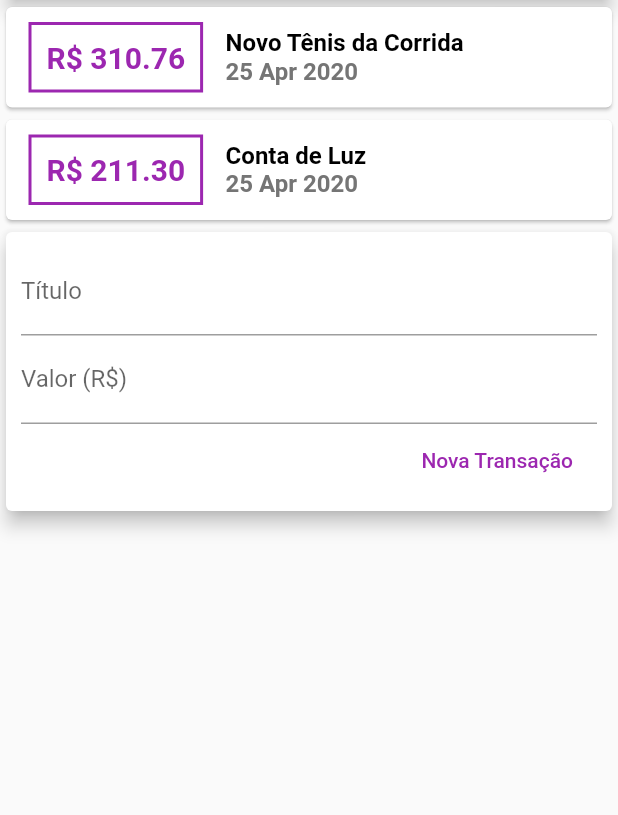
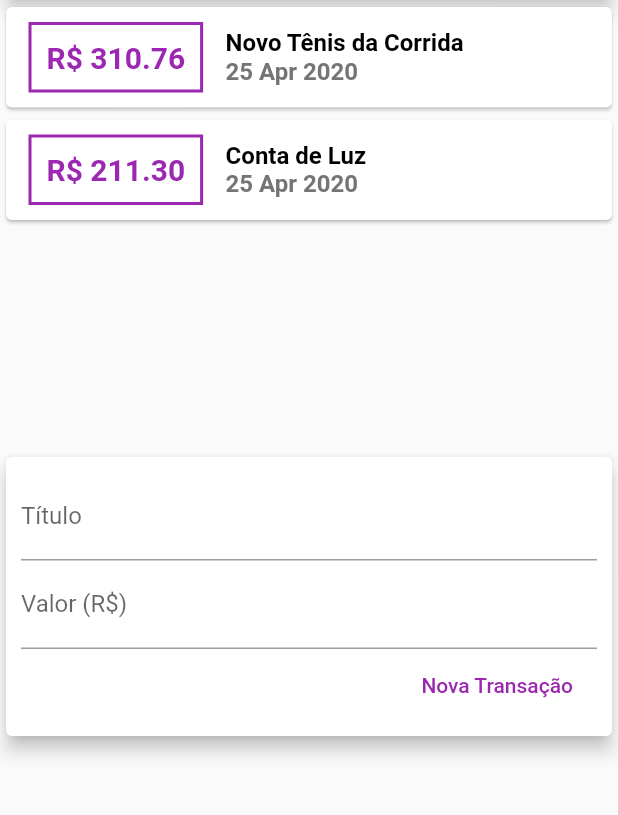
Before and after one commit to RamonGiovane/personal_expenses, a Flutter app: the screen it shows after launch, on a phone screen of 412 x 824 dp, the part 119-934 px from its top. Run offline on Flutter 3.47's test engine with Material 2 defaults, Android fonts, the phone set to English and light mode, and no system bars.

Commit message:
Lesson 96: Using ListView

```diff
--- a/lib/components/transaction_list.dart
+++ b/lib/components/transaction_list.dart
@@ -4,15 +4,18 @@ import '../models/transaction.dart';
 import "package:intl/intl.dart";
 
 class TransactionList extends StatelessWidget {
-
   final List<Transaction> _transactions;
 
   TransactionList(this._transactions);
 
   @override
   Widget build(BuildContext context) {
-    return  Column(
-              children: _transactions.map((tr) {
+    return Container(
+      height: 300,
+      child: ListView.builder(
+        itemCount: _transactions.length,
+        itemBuilder: (ctx, index) {
+          final tr = _transactions[index];
           return Card(
             child: Row(
               children: <Widget>[
@@ -45,7 +48,8 @@ class TransactionList extends StatelessWidget {
               ],
             ),
           );
-              }).toList(),
+        },
+      ),
     );
   }
 }
--- a/lib/main.dart
+++ b/lib/main.dart
@@ -20,7 +20,8 @@ class MyHomePage extends StatelessWidget {
         appBar: AppBar(
           title: Text('Personal Expenses'),
         ),
-        body: Column(
+        body: SingleChildScrollView(
+                  child: Column(
             crossAxisAlignment: CrossAxisAlignment.stretch,
             children: <Widget>[
               Container(
@@ -34,6 +35,7 @@ class MyHomePage extends StatelessWidget {
             ],
           ),
         ),
+      ),
     );
   }
 }
```
Lines whose indentation alone changed are shown as unchanged.
